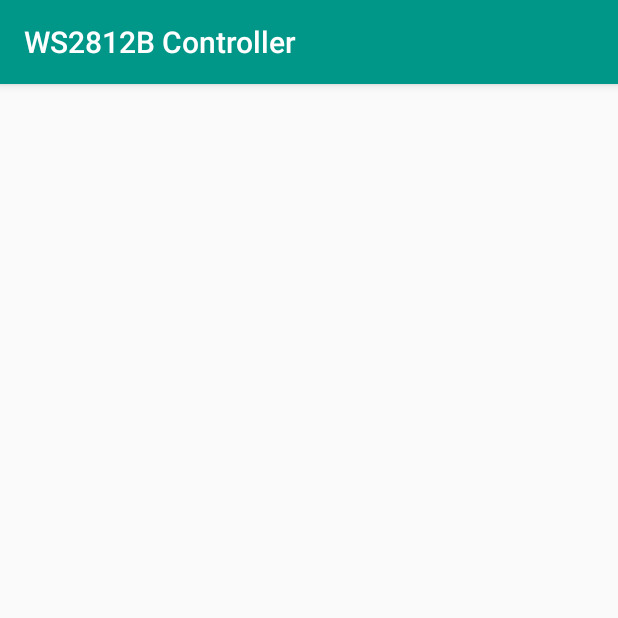
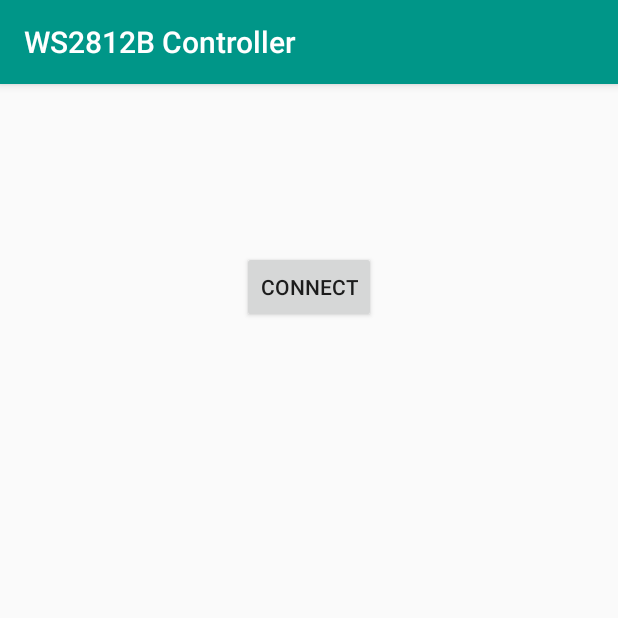
Before and after one commit to Guha5277/LedStripController, an Android app: the ControlActivity screen opened directly, with no data from a screen before it, on a phone screen of 412 x 824 dp, the top half of it. Run offline under Robolectric (Android 15) with nearby library versions, the phone set to English and light mode, and no system bars; 3 statements that could not run were skipped.

```diff
--- a/WS2812B_Android/app/src/main/AndroidManifest.xml
+++ b/WS2812B_Android/app/src/main/AndroidManifest.xml
@@ -1,6 +1,6 @@
 <?xml version="1.0" encoding="utf-8"?>
 <manifest xmlns:android="http://schemas.android.com/apk/res/android"
-    package="com.guhafun.ws2812bcontroller">
+    package="com.example.ws2812bcontroller">
 
     <uses-permission android:name="android.permission.BLUETOOTH" />
     <uses-permission android:name="android.permission.BLUETOOTH_ADMIN" />
--- a/WS2812B_Android/app/src/main/java/com/guhafun/ws2812bcontroller/ControlActivity.java
+++ b/WS2812B_Android/app/src/main/java/com/guhafun/ws2812bcontroller/ControlActivity.java
@@ -12,14 +12,18 @@ import android.os.Message;
 import android.support.v7.app.AppCompatActivity;
 import android.os.Bundle;
 import android.util.Log;
+import android.view.View;
+import android.widget.Button;
 import android.widget.Toast;
-
+import com.example.ws2812bcontroller.R;
 import java.io.IOException;
 import java.io.InputStream;
 import java.io.OutputStream;
 import java.util.Arrays;
 
 public class ControlActivity extends AppCompatActivity {
+
+    Button btnConnect;
 
     private static BluetoothSocket mmSocket = null;
     private static OutputStream mOutputStream;
@@ -45,6 +49,18 @@ public class ControlActivity extends AppCompatActivity {
     protected void onCreate(Bundle savedInstanceState) {
         super.onCreate(savedInstanceState);
         setContentView(R.layout.activity_contlor);
+
+        btnConnect = findViewById(R.id.btnConnect);
+        btnConnect.setOnClickListener(new View.OnClickListener() {
+            @Override
+            public void onClick(View v) {
+                if (!isNeedToStopInputThread){
+                    byte a = 0x01;
+                    writeData(a);
+                }
+            }
+        });
+
 
         //Получаем потоки
         getStreams();
--- a/WS2812B_Android/app/src/main/res/layout/activity_contlor.xml
+++ b/WS2812B_Android/app/src/main/res/layout/activity_contlor.xml
@@ -6,4 +6,18 @@
     android:layout_height="match_parent"
     tools:context="com.guhafun.ws2812bcontroller.ControlActivity">
 
+    <Button
+        android:id="@+id/btnConnect"
+        android:layout_width="wrap_content"
+        android:layout_height="wrap_content"
+        android:layout_marginStart="8dp"
+        android:layout_marginTop="8dp"
+        android:layout_marginEnd="8dp"
+        android:layout_marginBottom="8dp"
+        android:text="Connect"
+        app:layout_constraintBottom_toBottomOf="parent"
+        app:layout_constraintEnd_toEndOf="parent"
+        app:layout_constraintStart_toStartOf="parent"
+        app:layout_constraintTop_toTopOf="parent"
+        app:layout_constraintVertical_bias="0.147" />
 </android.support.constraint.ConstraintLayout>
```
Also changed, not shown: WS2812B_Android/app/src/main/java/com/guhafun/ws2812bcontroller/MainActivity.java (+29 -10 lines).
